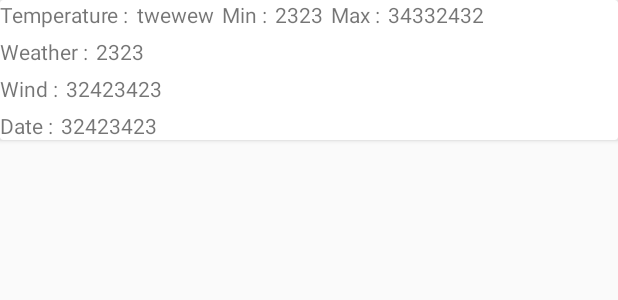
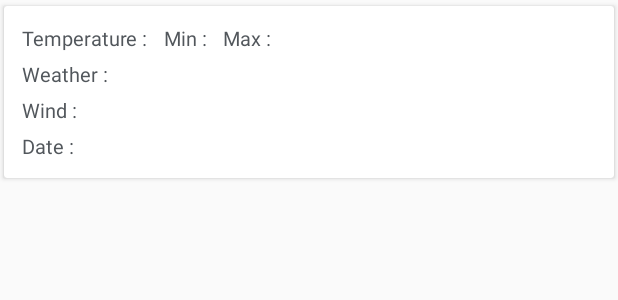
Before and after one commit to MaqsoodCodingPassion/WeatherApp, an Android app: the layout forecast_row.xml on its own in the app's theme, with its tools: preview values and no code run, on a phone screen of 412 x 824 dp. Shown: the top 300 px of the screen. Run offline under Robolectric (Android 15) with nearby library versions, the phone set to English and light mode, and no system bars.

Commit message:
Working on beautification UI

```diff
--- a/app/src/main/java/com/openweathermap/org/Forecast5Days3HoursAdapter.kt
+++ b/app/src/main/java/com/openweathermap/org/Forecast5Days3HoursAdapter.kt
@@ -4,7 +4,6 @@ import android.view.LayoutInflater
 import android.view.View
 import android.view.ViewGroup
 import androidx.recyclerview.widget.RecyclerView
-import androidx.recyclerview.widget.RecyclerView.ViewHolder
 import com.openweathermap.org.model.ListItem
 import kotlinx.android.synthetic.main.forecast_row.view.*
 
--- a/app/src/main/res/layout/activity_main.xml
+++ b/app/src/main/res/layout/activity_main.xml
@@ -11,13 +11,17 @@
     <TextView
         android:id="@+id/step1"
         android:layout_width="match_parent"
+        android:fontFamily="@font/roboto_bold"
+        android:textSize="16sp"
         android:layout_height="wrap_content"
-        android:text="Step1" />
+        android:text="Step1#" />
 
     <EditText
         android:id="@+id/citiesField"
         android:layout_width="match_parent"
         android:layout_height="wrap_content"
+        android:fontFamily="@font/roboto_bold"
+        android:textSize="16sp"
         android:layout_below="@+id/step1" />
 
     <Button
@@ -41,20 +45,18 @@
         android:layout_width="match_parent"
         android:layout_height="wrap_content"
         android:layout_below="@+id/citiesRecyclerView"
-        android:text="Step2" />
+        android:text="Step2#" />
 
     <TextView
         android:id="@+id/cityLabel"
-        android:layout_width="wrap_content"
-        android:layout_height="wrap_content"
+        style="@style/text_style"
         android:layout_below="@+id/step2"
         android:layout_marginTop="10dp"
-        android:text="Current city :" />
+        android:text="Current city : " />
 
     <TextView
         android:id="@+id/cityName"
-        android:layout_width="match_parent"
-        android:layout_height="wrap_content"
+        style="@style/text_style"
         android:layout_below="@+id/step2"
         android:layout_marginTop="10dp"
         android:layout_toRightOf="@+id/cityLabel"/>
--- a/app/src/main/res/layout/forecast_row.xml
+++ b/app/src/main/res/layout/forecast_row.xml
@@ -3,113 +3,100 @@
     xmlns:app="http://schemas.android.com/apk/res-auto"
     xmlns:tools="http://schemas.android.com/tools"
     android:id="@+id/activity_main"
+    app:cardBackgroundColor="@android:color/white"
+    app:cardElevation="2dp"
+    app:cardUseCompatPadding="true"
     android:layout_width="match_parent"
     android:layout_height="wrap_content"
     tools:context=".MainActivity">
 
     <RelativeLayout
         android:layout_width="match_parent"
-        android:layout_height="wrap_content">
+        android:layout_height="wrap_content"
+        android:padding="12dp">
 
         <TextView
             android:id="@+id/temp"
-            android:layout_width="wrap_content"
-            android:layout_height="wrap_content"
+            android:textColor="@color/font_color"
+            style="@style/text_style"
             android:text="@string/Temperature" />
 
         <TextView
             android:id="@+id/tempVal"
-            android:layout_width="wrap_content"
-            android:layout_height="wrap_content"
+            style="@style/text_style"
             android:layout_marginLeft="5dp"
-            android:layout_toRightOf="@+id/temp"
-            android:text="twewew" />
+            android:layout_toRightOf="@+id/temp"/>
 
         <TextView
             android:id="@+id/minLabel"
-            android:layout_width="wrap_content"
-            android:layout_height="wrap_content"
+            style="@style/text_style"
             android:layout_marginLeft="5dp"
             android:layout_toRightOf="@+id/tempVal"
             android:text="@string/min" />
 
         <TextView
             android:id="@+id/minVal"
-            android:layout_width="wrap_content"
-            android:layout_height="wrap_content"
+            style="@style/text_style"
             android:layout_marginLeft="5dp"
-            android:layout_toRightOf="@+id/minLabel"
-            android:text="2323" />
+            android:layout_toRightOf="@+id/minLabel"/>
 
         <TextView
             android:id="@+id/maxLabel"
-            android:layout_width="wrap_content"
-            android:layout_height="wrap_content"
+            style="@style/text_style"
             android:layout_marginLeft="5dp"
             android:layout_toRightOf="@+id/minVal"
             android:text="@string/max" />
 
         <TextView
             android:id="@+id/maxVal"
-            android:layout_width="wrap_content"
-            android:layout_height="wrap_content"
+            style="@style/text_style"
             android:layout_marginLeft="5dp"
-            android:layout_toRightOf="@+id/maxLabel"
-            android:text="34332432" />
+            android:layout_toRightOf="@+id/maxLabel"/>
 
         <TextView
+            style="@style/text_style"
             android:id="@+id/weather"
-            android:layout_width="wrap_content"
-            android:layout_height="wrap_content"
             android:layout_below="@id/temp"
             android:layout_marginTop="5dp"
             android:text="@string/Weather" />
 
         <TextView
             android:id="@+id/weatherVal"
-            android:layout_width="wrap_content"
-            android:layout_height="wrap_content"
+            style="@style/text_style"
             android:layout_below="@id/temp"
             android:layout_marginLeft="5dp"
             android:layout_marginTop="5dp"
-            android:layout_toRightOf="@+id/weather"
-            android:text="2323" />
+            android:layout_toRightOf="@+id/weather"/>
 
         <TextView
             android:id="@+id/wind"
-            android:layout_width="wrap_content"
-            android:layout_height="wrap_content"
+            style="@style/text_style"
             android:layout_below="@id/weather"
             android:layout_marginTop="5dp"
             android:text="@string/wind" />
 
         <TextView
             android:id="@+id/windVal"
-            android:layout_width="wrap_content"
-            android:layout_height="wrap_content"
+            style="@style/text_style"
             android:layout_below="@id/weather"
             android:layout_marginLeft="5dp"
             android:layout_marginTop="5dp"
-            android:layout_toRightOf="@+id/wind"
-            android:text="32423423" />
+            android:layout_toRightOf="@+id/wind"/>
 
         <TextView
             android:id="@+id/date"
-            android:layout_width="wrap_content"
-            android:layout_height="wrap_content"
+            style="@style/text_style"
             android:layout_below="@id/wind"
             android:layout_marginTop="5dp"
             android:text="@string/date" />
 
         <TextView
             android:id="@+id/dateVal"
-            android:layout_width="wrap_content"
-            android:layout_height="wrap_content"
+            style="@style/text_style"
             android:layout_below="@id/wind"
             android:layout_marginLeft="5dp"
             android:layout_marginTop="5dp"
-            android:layout_toRightOf="@+id/date"
-            android:text="32423423" />
+            android:layout_toRightOf="@+id/date"/>
 
     </RelativeLayout>
 
--- a/app/src/main/res/values/dimens.xml
+++ b/app/src/main/res/values/dimens.xml
@@ -5,7 +5,7 @@
 
     <dimen name="reg_btn_height">47dip</dimen>
     <dimen name="btn_reg_text_size">15sp</dimen>
-    <dimen name="font_size_15sp">18sp</dimen>
+    <dimen name="font_size_13sp">13sp</dimen>
 
     <dimen name="activityPadding">16dp</dimen>
     <dimen name="activity_margin">16dp</dimen>
--- a/app/src/main/res/values/styles.xml
+++ b/app/src/main/res/values/styles.xml
@@ -10,8 +10,16 @@
 
     <style name="font_style">
         <item name="android:fontFamily">@font/roboto_medium</item>
-        <item name="android:textSize">@dimen/font_size_15sp</item>
+        <item name="android:textSize">@dimen/font_size_13sp</item>
         <item name="android:textColor">@color/font_color</item>
     </style>
 
+    <style name="text_style">
+        <item name="android:fontFamily">@font/roboto_regular</item>
+        <item name="android:textSize">@dimen/font_size_13sp</item>
+        <item name="android:textColor">@color/font_color</item>
+        <item name="android:layout_width">wrap_content</item>
+        <item name="android:layout_height">wrap_content</item>
+    </style>
+
 </resources>
```
